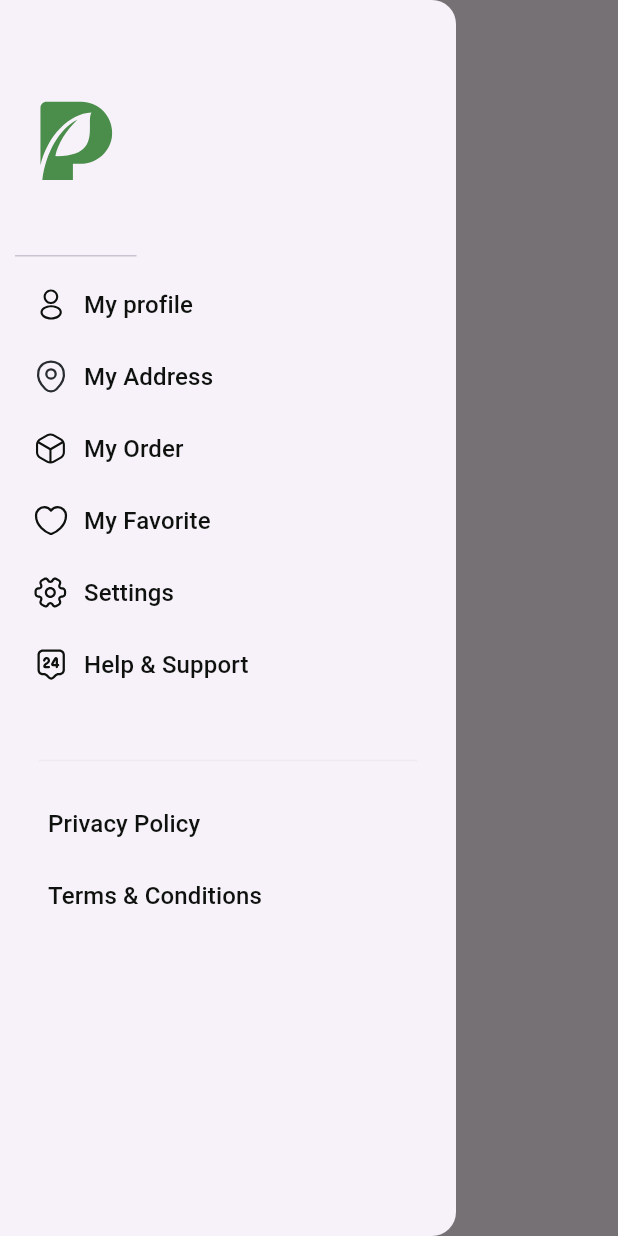
After one commit to Lifeados/MyGarden, a Flutter app: the HomePage screen opened by its route, with the side drawer open, on a phone screen of 412 x 824 dp. The commit adds this screen. Run offline on Flutter 3.47's test engine with Material 3 defaults, Android fonts, the phone set to English and light mode, and no system bars; our stand-ins replace flutter_svg, smooth_page_indicator.

Commit message:
feat: add side menu on homepage

```diff
--- a/lib/main.dart
+++ b/lib/main.dart
@@ -1,4 +1,6 @@
 import 'package:flutter/material.dart';
+import 'package:flutter/rendering.dart';
+import 'package:my_garden/ui/modules/home/home_page.dart';
 import 'ui/modules/order_summary/order_summary_page.dart';
 import 'package:my_garden/shared/utils/app_colors.dart';
 import 'package:my_garden/ui/modules/cart/cart_page.dart';
@@ -39,6 +41,7 @@ class MyGardenApp extends StatelessWidget {
         '/login': (context) => const LoginPage(),
         '/signup': (context) => const SignUpPage(),
         '/onboarding': (context) => const OnboardingPage(),
+        '/home': (context) => const HomePage(),
         '/product/details': (context) => const ProductDetailsPage(),
         '/order': (context) => const OrderSummaryPage(),
         '/payment': (context) => PaymentMethodPage(),
--- /dev/null
+++ b/lib/ui/modules/home/components/menu/menu_button_label.dart
@@ -0,0 +1,40 @@
+import 'package:flutter/material.dart';
+import 'package:flutter_svg/flutter_svg.dart';
+import 'package:my_garden/shared/utils/app_colors.dart';
+
+class MenuButtonLabel extends StatelessWidget {
+  final String? icon;
+  final String label;
+  final VoidCallback onPressed;
+
+  const MenuButtonLabel({
+    super.key,
+    this.icon,
+    required this.label,
+    required this.onPressed,
+  });
+
+  @override
+  Widget build(BuildContext context) {
+    return TextButton(
+      onPressed: onPressed,
+      child: Row(
+        children: [
+          icon != null && icon!.isNotEmpty
+              ? SvgPicture.asset(icon!)
+              : const SizedBox.shrink(),
+          const SizedBox(
+            width: 10,
+          ),
+          Text(
+            label,
+            style: const TextStyle(
+              fontSize: 16,
+              color: AppColors.primaryDarkColor,
+            ),
+          ),
+        ],
+      ),
+    );
+  }
+}
--- /dev/null
+++ b/lib/ui/modules/home/home_page.dart
@@ -0,0 +1,94 @@
+import 'package:flutter/material.dart';
+import 'package:flutter_svg/flutter_svg.dart';
+import 'package:my_garden/shared/utils/app_colors.dart';
+import 'package:my_garden/ui/modules/home/components/menu/menu_button_label.dart';
+
+class HomePage extends StatefulWidget {
+  const HomePage({super.key});
+
+  @override
+  State<HomePage> createState() => HomePageState();
+}
+
+class HomePageState extends State<HomePage> {
+  final String pathIcon = 'lib/ui/assets/icons/';
+  final String pathImage = 'lib/ui/assets/images/';
+  @override
+  Widget build(BuildContext context) {
+    return Scaffold(
+      appBar: AppBar(
+        leading: Builder(
+          builder: (context) {
+            return IconButton(
+              onPressed: () => Scaffold.of(context).openDrawer(),
+              icon: SvgPicture.asset(
+                '${pathIcon}menu.svg',
+              ),
+            );
+          },
+        ),
+      ),
+      drawer: Drawer(
+        child: Padding(
+          padding: const EdgeInsets.all(10),
+          child: Column(
+            crossAxisAlignment: CrossAxisAlignment.start,
+            children: [
+              DrawerHeader(
+                child: SvgPicture.asset(
+                  '${pathImage}logo.svg',
+                ),
+              ),
+              MenuButtonLabel(
+                icon: '${pathIcon}profile.svg',
+                label: 'My profile',
+                onPressed: () {},
+              ),
+              MenuButtonLabel(
+                icon: '${pathIcon}location.svg',
+                label: 'My Address',
+                onPressed: () {},
+              ),
+              MenuButtonLabel(
+                icon: '${pathIcon}orderbox.svg',
+                label: 'My Order',
+                onPressed: () {},
+              ),
+              MenuButtonLabel(
+                icon: '${pathIcon}favorite.svg',
+                label: 'My Favorite',
+                onPressed: () {},
+              ),
+              MenuButtonLabel(
+                icon: '${pathIcon}settings.svg',
+                label: 'Settings',
+                onPressed: () {},
+              ),
+              MenuButtonLabel(
+                icon: '${pathIcon}support.svg',
+                label: 'Help & Support',
+                onPressed: () {},
+              ),
+              const Padding(
+                padding: EdgeInsets.only(top: 32, bottom: 10),
+                child: Divider(
+                  indent: 16,
+                  endIndent: 16,
+                  color: AppColors.primaryGreyColor,
+                ),
+              ),
+              MenuButtonLabel(
+                label: 'Privacy Policy',
+                onPressed: () {},
+              ),
+              MenuButtonLabel(
+                label: 'Terms & Conditions',
+                onPressed: () {},
+              ),
+            ],
+          ),
+        ),
+      ),
+    );
+  }
+}
```
Also changed, not shown: lib/ui/assets/icons/favorite.svg, lib/ui/assets/icons/menu.svg (added), lib/ui/assets/icons/orderbox.svg (added), lib/ui/assets/icons/profile.svg (added), lib/ui/assets/icons/settings.svg (added), lib/ui/assets/icons/support.svg (added), lib/ui/assets/images/logo.svg.
